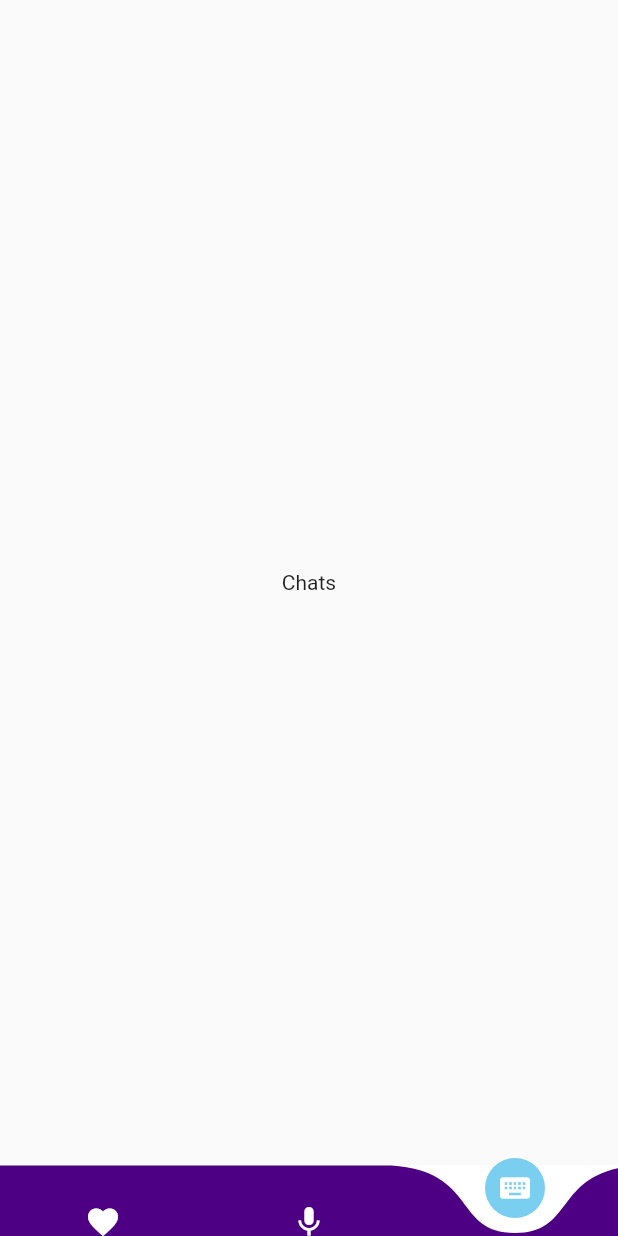
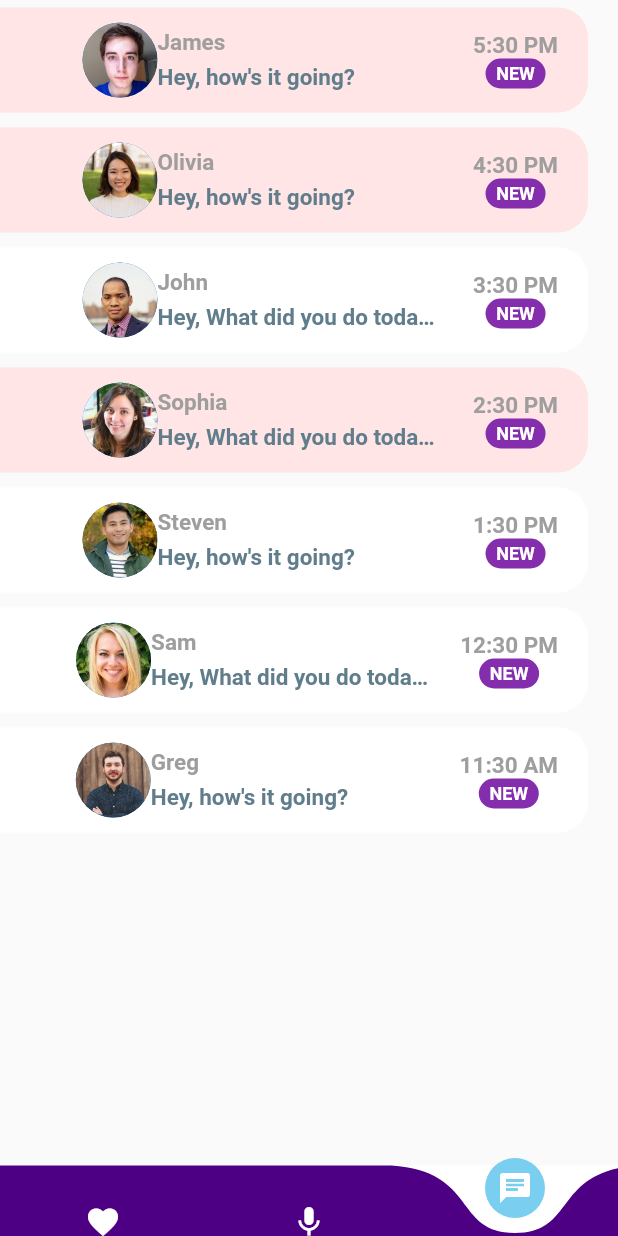
Before and after one commit to csantacruza/moviles, a Flutter app: the Home screen opened directly, item 3 of the bottom bar chosen, on a phone screen of 412 x 824 dp. Run offline on Flutter 3.47's test engine with Material 2 defaults, Android fonts, the phone set to English and light mode, and no system bars; drawn by our look-alikes of curved_navigation_bar; our stand-ins replace bloc, flutter_bloc, rxdart.

Commit message:
Chat UI OK!

```diff
--- a/lib/bloc_navigation/navigation_bloc.dart
+++ b/lib/bloc_navigation/navigation_bloc.dart
@@ -14,7 +14,7 @@ abstract class NavigationStates {}
 
 class NavigationBloc extends Bloc<NavigationEvents, NavigationStates> {
   @override
-  NavigationStates get initialState => MyAccountsPage();
+  NavigationStates get initialState => Home();
 
   @override
   Stream<NavigationStates> mapEventToState(NavigationEvents event) async* {
--- a/lib/main.dart
+++ b/lib/main.dart
@@ -16,6 +16,7 @@ class MyApp extends StatelessWidget {
         primaryColor: Color(0xff4D0084),
         accentColor: Color(0xff852EAD),
         buttonColor: Color(0xff7ACEEF),
+        cardColor: Color(0xffFFE5E5),
         iconTheme: IconThemeData(
           color: Colors.white,
         ),
--- /dev/null
+++ b/lib/models/message_model.dart
@@ -0,0 +1,137 @@
+import '../models/user_model.dart';
+
+class Message {
+  final User sender;
+  final String
+      time; // Would usually be type DateTime or Firebase Timestamp in production apps
+  final String text;
+  final bool isLiked;
+  final bool unread;
+
+  Message({
+    this.sender,
+    this.time,
+    this.text,
+    this.isLiked,
+    this.unread,
+  });
+}
+
+// YOU - current user
+final User currentUser =
+    User(id: 0, name: 'Current User', imageUrl: 'images/man.jpg');
+
+// USERS
+final User greg = User(id: 1, name: 'Greg', imageUrl: 'images/greg.jpg');
+final User james =
+    User(id: 2, name: 'James', imageUrl: 'images/james.jpg');
+final User john = User(id: 3, name: 'John', imageUrl: 'images/john.jpg');
+final User olivia =
+    User(id: 4, name: 'Olivia', imageUrl: 'images/olivia.jpg');
+final User sam = User(id: 5, name: 'Sam', imageUrl: 'images/sam.jpg');
+final User sophia =
+    User(id: 6, name: 'Sophia', imageUrl: 'images/sophia.jpg');
+final User steven =
+    User(id: 7, name: 'Steven', imageUrl: 'images/steven.jpg');
+
+// FAVORITE CONTACTS
+List<User> favorites = [sam, steven, olivia, john, greg];
+
+// EXAMPLE CHATS ON HOME SCREEN
+List<Message> chats = [
+  Message(
+    sender: james,
+    time: '5:30 PM',
+    text: 'Hey, how\'s it going?',
+    isLiked: false,
+    unread: true,
+  ),
+  Message(
+    sender: olivia,
+    time: '4:30 PM',
+    text: 'Hey, how\'s it going?',
+    isLiked: false,
+    unread: true,
+  ),
+  Message(
+    sender: john,
+    time: '3:30 PM',
+    text: 'Hey, What did you do today?',
+    isLiked: false,
+    unread: false,
+  ),
+  Message(
+    sender: sophia,
+    time: '2:30 PM',
+    text: 'Hey, What did you do today?',
+    isLiked: false,
+    unread: true,
+  ),
+  Message(
+    sender: steven,
+    time: '1:30 PM',
+    text: 'Hey, how\'s it going?',
+    isLiked: false,
+    unread: false,
+  ),
+  Message(
+    sender: sam,
+    time: '12:30 PM',
+    text: 'Hey, What did you do today?',
+    isLiked: false,
+    unread: false,
+  ),
+  Message(
+    sender: greg,
+    time: '11:30 AM',
+    text: 'Hey, how\'s it going?',
+    isLiked: false,
+    unread: false,
+  ),
+];
+
+// EXAMPLE MESSAGES IN CHAT SCREEN
+List<Message> messages = [
+  Message(
+    sender: james,
+    time: '5:30 PM',
+    text: 'Hey, how\'s it going?',
+    isLiked: true,
+    unread: true,
+  ),
+  Message(
+    sender: currentUser,
+    time: '4:30 PM',
+    text: 'Just walked my doge. She was super duper cute. The best pupper!!',
+    isLiked: false,
+    unread: true,
+  ),
+  Message(
+    sender: james,
+    time: '3:45 PM',
+    text: 'How\'s the doggo?',
+    isLiked: false,
+    unread: true,
+  ),
+  Message(
+    sender: james,
+    time: '3:15 PM',
+    text: 'All the food',
+    isLiked: true,
+    unread: true,
+  ),
+  Message(
+    sender: currentUser,
+    time: '2:30 PM',
+    text: 'Nice! What kind of food did you eat?',
+    isLiked: false,
+    unread: true,
+  ),
+  Message(
+    sender: james,
+    time: '2:00 PM',
+    text: 'I ate so much food today.',
+    isLiked: false,
+    unread: true,
+  ),
+];
--- /dev/null
+++ b/lib/models/user_model.dart
@@ -0,0 +1,11 @@
+class User {
+  final int id;
+  final String name;
+  final String imageUrl;
+
+  User({
+    this.id,
+    this.name,
+    this.imageUrl,
+  });
+}
--- a/lib/pages/chats.dart
+++ b/lib/pages/chats.dart
@@ -1,13 +1,102 @@
 import 'package:flutter/material.dart';
+import 'package:moviles/models/message_model.dart';
 
 class Chats extends StatelessWidget {
   const Chats({Key key}) : super(key: key);
 
   @override
   Widget build(BuildContext context) {
-    return Center(
+    return ClipRRect(
+      borderRadius: BorderRadius.only(),
       child: Container(
-        child: Text("Chats"),
+        child: ListView.builder(
+            itemCount: chats.length,
+            itemBuilder: (BuildContext context, int index) {
+              final Message chat = chats[index];
+              return Container(
+                margin: EdgeInsets.only(top: 5.0, bottom: 5.0, right: 20.0),
+                padding: EdgeInsets.symmetric(horizontal: 20.0, vertical: 10.0),
+                decoration: BoxDecoration(
+                  color:
+                      chat.unread ? Theme.of(context).cardColor : Colors.white,
+                  borderRadius: BorderRadius.only(
+                      topRight: Radius.circular(20.0),
+                      bottomRight: Radius.circular(20.0)),
+                ),
+                child: Row(
+                    mainAxisAlignment: MainAxisAlignment.spaceBetween,
+                    children: <Widget>[
+                      SizedBox(
+                        width: 10.0,
+                      ),
+                      Row(
+                        children: <Widget>[
+                          CircleAvatar(
+                            radius: 25.0,
+                            backgroundImage: AssetImage(chat.sender.imageUrl),
+                          ),
+                          SizedBox(
+                            height: 10.0,
+                          ),
+                          Column(
+                            crossAxisAlignment: CrossAxisAlignment.start,
+                            children: <Widget>[
+                              Text(
+                                chat.sender.name,
+                                style: TextStyle(
+                                    color: Colors.grey,
+                                    fontSize: 15.0,
+                                    fontWeight: FontWeight.bold),
+                              ),
+                              SizedBox(
+                                height: 5.0,
+                              ),
+                              Container(
+                                width: MediaQuery.of(context).size.width * 0.45,
+                                child: Text(
+                                  chat.text,
+                                  style: TextStyle(
+                                      color: Colors.blueGrey,
+                                      fontSize: 15.0,
+                                      fontWeight: FontWeight.w600),
+                                  overflow: TextOverflow.ellipsis,
+                                ),
+                              ),
+                            ],
+                          ),
+                        ],
+                      ),
+                      Column(
+                        children: <Widget>[
+                          Text(
+                            chat.time,
+                            style: TextStyle(
+                              color: Colors.grey,
+                              fontSize: 15.0,
+                              fontWeight: FontWeight.bold
+                            ),
+                          ),
+                          Container(
+                            width: 40.0,
+                            height: 20.0,
+                            decoration: BoxDecoration(
+                              borderRadius: BorderRadius.circular(30.0),
+                              color: Theme.of(context).accentColor
+                            ),
+                            alignment: Alignment.center,
+                            child: Text(
+                              'NEW',
+                              style: TextStyle(
+                                color: Colors.white,
+                                fontSize: 12.0,
+                                fontWeight: FontWeight.bold,
+
+                              ),)),
+                        ],
+                      )
+                    ]),
+              );
+            }),
       ),
     );
   }
--- a/lib/pages/homepage.dart
+++ b/lib/pages/homepage.dart
@@ -54,7 +54,7 @@ class _HomeState extends State<Home> {
             Icons.mic,
             color: micro == true ? Theme.of(context).accentColor : Colors.white,
           ),
-          Icon(Icons.keyboard),
+          Icon(Icons.chat),
         ],
         color: Theme.of(context).primaryColor,
         backgroundColor: Colors.white,
@@ -77,7 +77,6 @@ class _HomeState extends State<Home> {
               micro = false;
             });
           }
-
           setState(() {
             _page = index;
           });
--- a/lib/pages/personalChat.dart
+++ b/lib/pages/personalChat.dart
@@ -11,9 +11,34 @@ class PersonalChat extends StatefulWidget with NavigationStates {
 class _PersonalChatState extends State<PersonalChat> {
   @override
   Widget build(BuildContext context) {
+    final screenHeigth = MediaQuery.of(context).size.height;
+    final screenWidth = MediaQuery.of(context).size.width;
+
     return Center(
       child: Container(
-        child: Text("Personal Chat"),
+        height: screenHeigth,
+        width: screenWidth,
+        child: Column(
+          children: <Widget>[
+            SizedBox(
+              height: screenHeigth * 0.7,
+            ),
+            Expanded(
+              flex: 3,
+              child: TextField(
+                  decoration: InputDecoration(
+                    hintText: "Escribe un mensaje",
+                    fillColor: Colors.white,
+                    filled: true,
+                    enabledBorder: OutlineInputBorder(
+                        borderSide: BorderSide(color: Colors.grey, width: 3.0)),
+                    focusedBorder: OutlineInputBorder(
+                        borderSide: BorderSide(color: Colors.indigo, width: 3.0)),
+                  ),
+                ),
+            ),
+          ],
+        ),
       ),
     );
   }
--- a/lib/sidebar/menu_item.dart
+++ b/lib/sidebar/menu_item.dart
@@ -17,7 +17,6 @@ class MenuItem extends StatelessWidget {
           children: <Widget>[
             Icon(
               icon,
-              color: Colors.cyan,
               size: 30,
             ),
             SizedBox(
--- a/lib/sidebar/sidebar.dart
+++ b/lib/sidebar/sidebar.dart
@@ -87,11 +87,8 @@ class _SideBarState extends State<SideBar> with SingleTickerProviderStateMixin<S
                           ),
                         ),
                         leading: CircleAvatar(
-                          child: Icon(
-                            Icons.perm_identity,
-                            color: Colors.white,
-                          ),
-                          radius: 35,
+                          backgroundImage:AssetImage('images/man.jpg'),
+                          radius: 29,
                         ),
                       ),
                       Divider(
--- a/pubspec.yaml
+++ b/pubspec.yaml
@@ -45,8 +45,8 @@ flutter:
   uses-material-design: true
 
   # To add assets to your application, add an assets section, like this:
-  # assets:
-  #  - images/a_dot_burr.jpeg
+  assets:
+   - images/
   #  - images/a_dot_ham.jpeg
 
   # An image asset can refer to one or more resolution-specific "variants", see
```
Also changed, not shown: images/greg.jpg (added), images/james.jpg (added), images/john.jpg (added), images/man.jpg (added), images/olivia.jpg (added), images/sam.jpg (added), images/sophia.jpg (added), images/steven.jpg (added).
